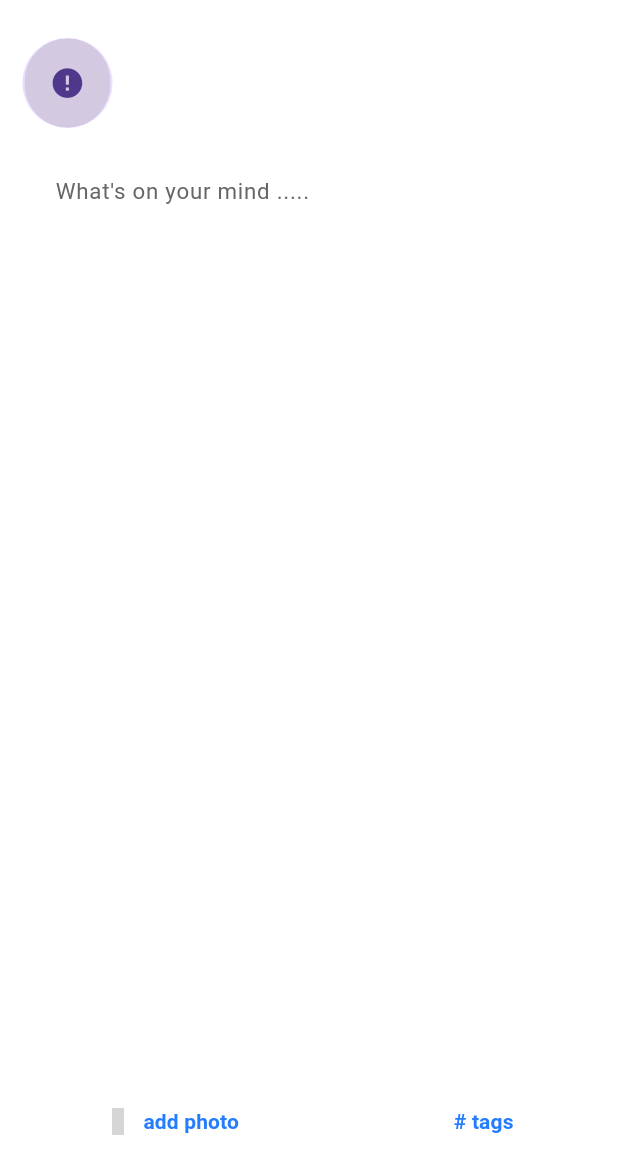
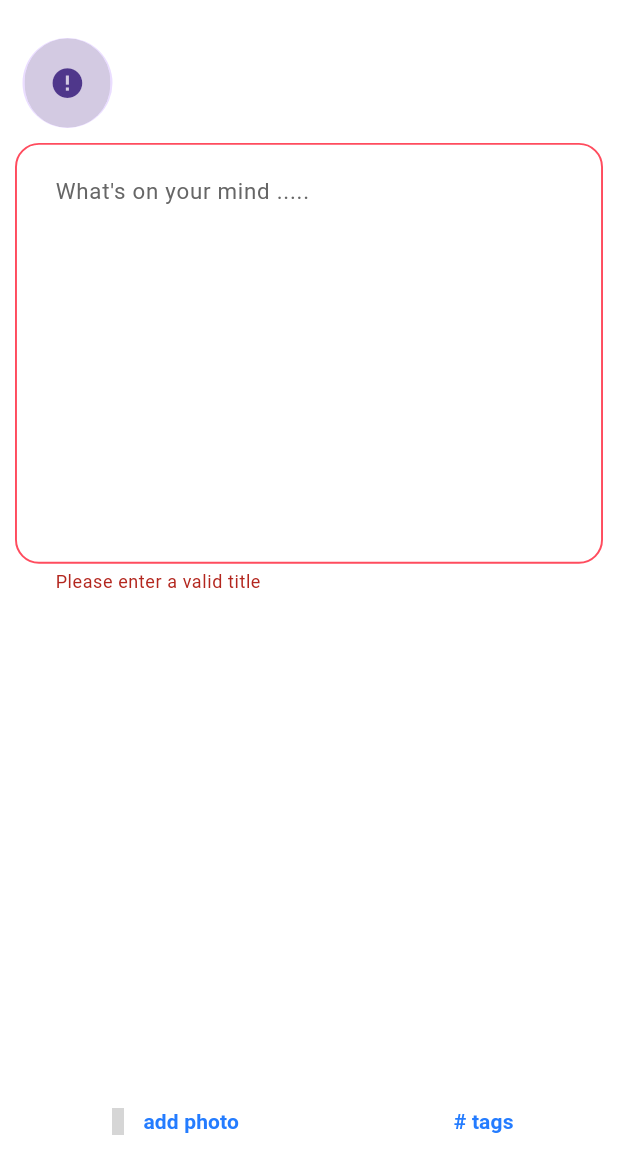
Before and after one commit to mostafaesmail9244/social_app-team-, a Flutter app: the PostView screen opened directly, after a tap on "Post", on a phone screen of 412 x 824 dp, the part 64-1236 px from its top. Run offline on Flutter 3.47's test engine with Material 3 defaults, Android fonts, the phone set to English and light mode, and no system bars; drawn by our look-alikes of cached_network_image; our stand-ins replace bloc, cloud_firestore, dartz, firebase_auth, firebase_core, firebase_storage and 14 more; accounts and stored records are empty; network calls fail; grey boxes are pictures that could not be loaded.

Commit message:
fix error in add post

```diff
--- a/lib/features/home/view/home_view.dart
+++ b/lib/features/home/view/home_view.dart
@@ -12,8 +12,7 @@ class HomeView extends StatelessWidget {
   @override
   Widget build(BuildContext context) {
     return Scaffold(
-      appBar:
-      buildAppBar(
+      appBar: buildAppBar(
         context,
         title: 'Home',
         isIcon: true,
--- a/lib/features/home/view/widgets/image_and_content.dart
+++ b/lib/features/home/view/widgets/image_and_content.dart
@@ -2,12 +2,9 @@ import 'package:flutter/material.dart';
 import 'package:flutter_screenutil/flutter_screenutil.dart';
 import 'package:readmore/readmore.dart';
 import 'package:social_app/core/helper/extentaion.dart';
-
 import 'package:social_app/core/helper/spacing.dart';
 import 'package:social_app/core/router/routes.dart';
 import 'package:social_app/core/widgets/custom_cached_image.dart';
-import 'package:social_app/features/home/view/widgets/image_details.dart';
-
 import '../../../../core/style/app_colors.dart';
 import '../../../../core/style/text_styles.dart';
 import '../../data/model/posts_response.dart';
@@ -28,7 +25,7 @@ class ImageAndContent extends StatelessWidget {
             trimLines: 4,
             trimCollapsedText: 'Show more',
             trimExpandedText: 'Show less',
-            style: AppTextStyles.font15MediumBlack12.copyWith(fontSize: 14.sp),
+            style: AppTextStyles.font15MediumBlack12.copyWith(fontSize: 12.sp),
             lessStyle: AppTextStyles.font14DarkBlueMedium.copyWith(
               color: AppColors.darkBlue.withOpacity(.7),
             ),
--- a/lib/features/home/view/widgets/post_item.dart
+++ b/lib/features/home/view/widgets/post_item.dart
@@ -31,10 +31,7 @@ class PostItem extends StatelessWidget {
           children: [
             verticalSpace(10),
             UserInfoPost(post: post),
-            verticalSpace(5),
-            const Divider(height: 1, color: AppColors.grey),
-            verticalSpace(10),
-            verticalSpace(5),
+            verticalSpace(15),
             ImageAndContent(post: post),
             verticalSpace(10),
             const LikeAndCommentNumber(),
--- a/lib/features/home/view/widgets/posts_builder.dart
+++ b/lib/features/home/view/widgets/posts_builder.dart
@@ -1,5 +1,4 @@
 import 'package:flutter/material.dart';
-
 import '../../../../core/style/app_colors.dart';
 import '../../data/model/posts_response.dart';
 import 'post_item.dart';
--- a/lib/features/home/view/widgets/posts_shimmer.dart
+++ b/lib/features/home/view/widgets/posts_shimmer.dart
@@ -9,7 +9,7 @@ class PostsShimmer extends StatelessWidget {
   @override
   Widget build(BuildContext context) {
     return Padding(
-      padding: EdgeInsets.symmetric(vertical: 10.h, horizontal: 16.w),
+      padding: EdgeInsets.symmetric(vertical: 10.h, horizontal: 5.w),
       child: Column(
         children: [
           Row(
--- a/lib/features/home/view/widgets/user_info_post.dart
+++ b/lib/features/home/view/widgets/user_info_post.dart
@@ -8,7 +8,6 @@ import '../../data/model/posts_response.dart';
 
 class UserInfoPost extends StatelessWidget {
   final PostsData post;
-
   const UserInfoPost({super.key, required this.post});
 
   @override
@@ -16,7 +15,7 @@ class UserInfoPost extends StatelessWidget {
     return Row(
       children: [
         CustomCachedNetworkImage(
-          imageUrl: post.image!,
+          imageUrl: post.userImage!,
           radius: 320,
           height: 35,
           width: 40,
--- a/lib/features/post/view/post_view.dart
+++ b/lib/features/post/view/post_view.dart
@@ -1,5 +1,8 @@
 import 'package:flutter/material.dart';
+import 'package:flutter_bloc/flutter_bloc.dart';
+import '../../../core/cubits/pick_image_cubit/pick_image_cubit.dart';
 import '../../../core/widgets/build_app_bar.dart';
+import '../view_model/add_post_cubit/add_cubit.dart';
 import 'widgets/post_body.dart';
 
 class PostView extends StatelessWidget {
@@ -7,15 +10,21 @@ class PostView extends StatelessWidget {
 
   @override
   Widget build(BuildContext context) {
+    final cubit = context.read<PickImageCubit>();
+
     return Scaffold(
       resizeToAvoidBottomInset: true,
       appBar: buildAppBar(
         context,
         title: 'Add Post',
         leading: 'Post',
-        onPressed: () {},
+        onPressed: () {
+          context
+              .read<AddPostCubit>()
+              .validateThenDoAddPost(image: cubit.selectPostImage);
+        },
       ),
-      body: const PostBody(),
+      body: PostBody(cubit: cubit),
     );
   }
 }
--- a/lib/features/post/view/widgets/add_post_bloc_listener.dart
+++ b/lib/features/post/view/widgets/add_post_bloc_listener.dart
@@ -1,6 +1,7 @@
 import 'package:flutter/material.dart';
 import 'package:flutter_bloc/flutter_bloc.dart';
 import 'package:social_app/core/helper/extentaion.dart';
+import 'package:social_app/features/home/view_model/get_posts_cubit/get_posts_cubit.dart';
 import 'package:social_app/features/post/view_model/add_post_cubit/add_cubit.dart';
 import '../../../../core/cubits/pick_image_cubit/pick_image_cubit.dart';
 import '../../../../core/widgets/custom_error.dart';
@@ -25,7 +26,9 @@ class AddPostBlocListener extends StatelessWidget {
         }, addSuccess: (data) {
           // context.read<GetPostsCubit>().emitGetPosts();
           customSuccessWidget(context, 'Added Successfully', 'close it', () {
+            context.read<GetPostsCubit>().emitGetPosts();
             context.read<PickImageCubit>().removeImage();
+            context.read<AddPostCubit>().focusNode.unfocus();
             context.pop();
             context.pop();
           });
--- a/lib/features/post/view/widgets/add_post_text_field.dart
+++ b/lib/features/post/view/widgets/add_post_text_field.dart
@@ -20,6 +20,7 @@ class AddPostTextField extends StatelessWidget {
             padding: const EdgeInsets.all(10),
             child: AppTextFormFiled(
               hintText: 'What\'s on your mind .....',
+              focusNode: cubit.focusNode,
               validator: (val) {
                 if (val == null || val.isEmpty) {
                   return "Please enter a valid title";
--- a/lib/features/post/view/widgets/post_body.dart
+++ b/lib/features/post/view/widgets/post_body.dart
@@ -1,5 +1,4 @@
 import 'package:flutter/material.dart';
-import 'package:flutter_bloc/flutter_bloc.dart';
 import 'package:social_app/core/helper/spacing.dart';
 import 'package:social_app/features/post/view/widgets/add_post_text_field.dart';
 import 'package:social_app/features/post/view/widgets/build_image_post.dart';
@@ -9,11 +8,11 @@ import 'image_and_name.dart';
 import 'photo_tags_button.dart';
 
 class PostBody extends StatelessWidget {
-  const PostBody({super.key});
+  final PickImageCubit cubit;
+  const PostBody({super.key, required this.cubit});
 
   @override
   Widget build(BuildContext context) {
-    final cubit = context.read<PickImageCubit>();
     return Column(
       children: [
         verticalSpace(10),
--- a/lib/features/post/view_model/add_post_cubit/add_cubit.dart
+++ b/lib/features/post/view_model/add_post_cubit/add_cubit.dart
@@ -11,7 +11,7 @@ class AddPostCubit extends Cubit<AddPostStates> {
 
   late AutovalidateMode autovalidateMode = AutovalidateMode.disabled;
   late final TextEditingController contentController = TextEditingController();
-//  late final FocusNode focusNode = FocusNode();
+  final FocusNode focusNode = FocusNode();
   final formKey = GlobalKey<FormState>();
 
   void emitToAddPost({File? image}) async {
```
